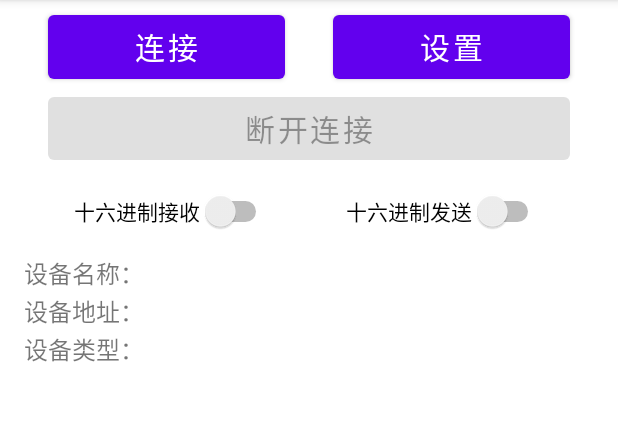
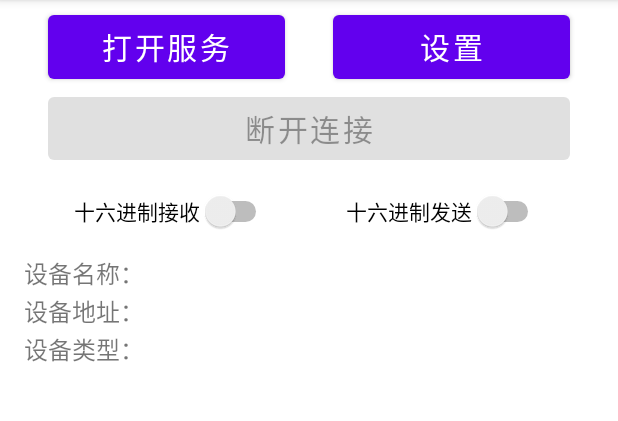
Before and after one commit to Shanyaliux/SerialPortSample, an Android app: the screen it shows after launch (MainActivity), on a phone screen of 412 x 824 dp, the part 84-505 px from its top. Run offline under Robolectric (Android 15) with nearby library versions, the phone set to English and light mode, and no system bars; libraries missing offline, so code that uses them is left out: com.azhon.appupdate, com.ejlchina.okhttps; 1 statement that could not run was skipped.

Commit message:
add SerialPortServer

```diff
--- a/app/src/main/res/layout/activity_main.xml
+++ b/app/src/main/res/layout/activity_main.xml
@@ -12,7 +12,7 @@
         android:layout_height="0dp"
         android:layout_marginStart="32dp"
         android:layout_marginTop="4dp"
-        android:text="连接"
+        android:text="打开服务"
         android:textSize="20sp"
         app:layout_constraintBottom_toTopOf="@+id/buttonDisconnect"
         app:layout_constraintEnd_toStartOf="@+id/buttonSetting"
```
